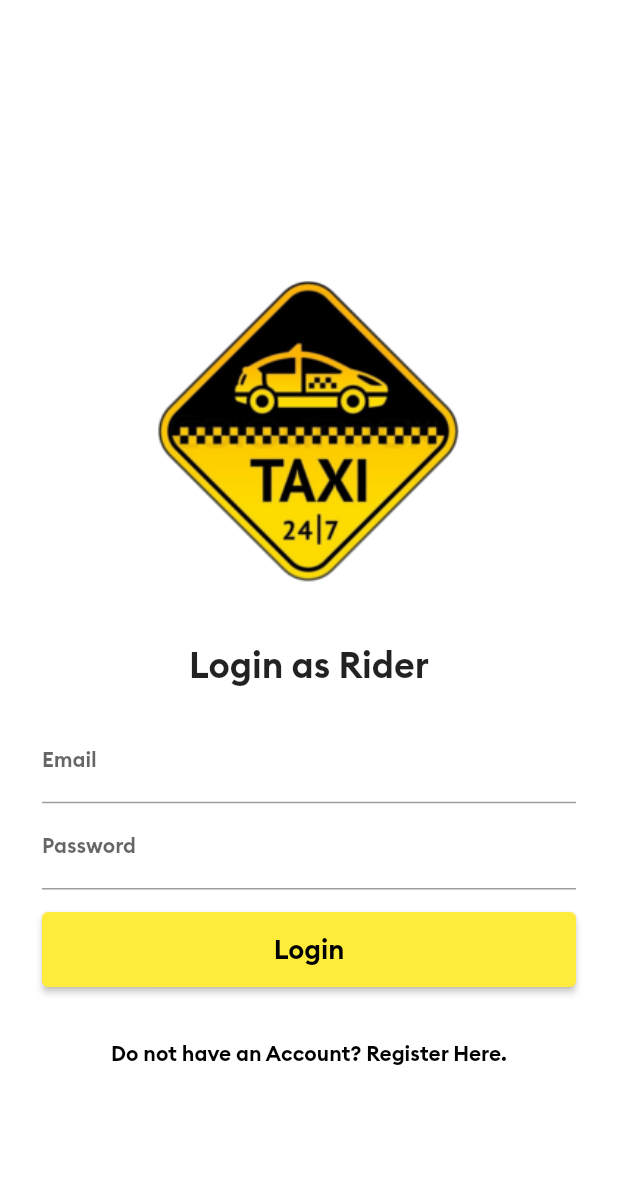
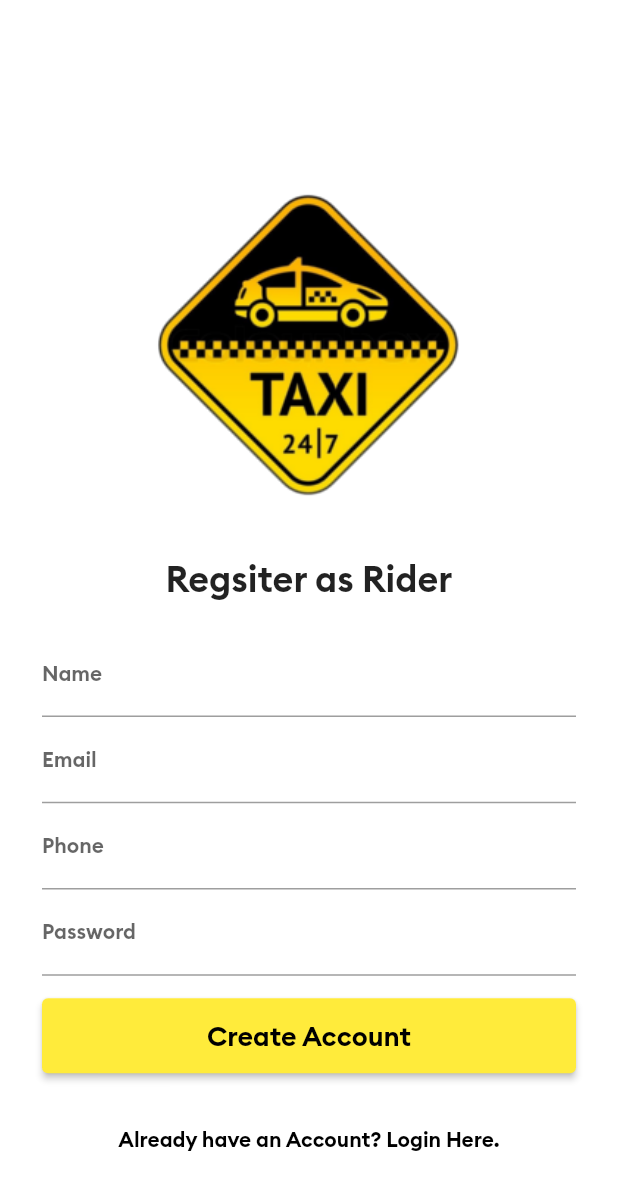
Before and after one commit to faisalhatila/flutter-uber-clone, a Flutter app: the screen it shows after launch, after a tap on "Do not have an Account? Register Here.", on a phone screen of 412 x 824 dp. Shown: the top 1190 px of the screen. Run offline on Flutter 3.47's test engine with Material 2 defaults, Android fonts, the phone set to English and light mode, and no system bars.

Commit message:
Navigation: done from login to register and vice versa

```diff
--- a/lib/AllScreens/loginScreen.dart
+++ b/lib/AllScreens/loginScreen.dart
@@ -1,7 +1,9 @@
 import 'package:flutter/material.dart';
 import 'package:uberapp/AllScreens/mainScreen.dart';
+import 'package:uberapp/AllScreens/registrationScreen.dart';
 
 class LoginScreen extends StatelessWidget {
+  static const idScreen = "login";
   @override
   Widget build(BuildContext context) {
     return Scaffold(
@@ -94,7 +96,8 @@ class LoginScreen extends StatelessWidget {
                 ),
                 TextButton(
                   onPressed: () {
-                    print("Button pressed");
+                    Navigator.pushNamedAndRemoveUntil(
+                        context, RegistrationScreen.idScreen, (route) => false);
                   },
                   child: Text(
                     "Do not have an Account? Register Here.",
--- a/lib/AllScreens/mainScreen.dart
+++ b/lib/AllScreens/mainScreen.dart
@@ -1,6 +1,7 @@
 import 'package:flutter/material.dart';
 
 class MainScreen extends StatefulWidget {
+  static const idScreen = "mainScreen";
   @override
   _MainScreenState createState() => _MainScreenState();
 }
--- a/lib/AllScreens/registrationScreen.dart
+++ b/lib/AllScreens/registrationScreen.dart
@@ -1,7 +1,9 @@
 import 'package:flutter/material.dart';
+import 'package:uberapp/AllScreens/loginScreen.dart';
 import 'package:uberapp/AllScreens/mainScreen.dart';
 
 class RegistrationScreen extends StatelessWidget {
+  static const idScreen = "register";
   @override
   Widget build(BuildContext context) {
     return Scaffold(
@@ -122,7 +124,8 @@ class RegistrationScreen extends StatelessWidget {
                 ),
                 TextButton(
                   onPressed: () {
-                    print("Button pressed");
+                    Navigator.pushNamedAndRemoveUntil(
+                        context, LoginScreen.idScreen, (route) => false);
                   },
                   child: Text(
                     "Already have an Account? Login Here.",
--- a/lib/main.dart
+++ b/lib/main.dart
@@ -1,6 +1,7 @@
 import 'package:flutter/material.dart';
 import 'package:uberapp/AllScreens/loginScreen.dart';
 import 'package:uberapp/AllScreens/mainScreen.dart';
+import 'package:uberapp/AllScreens/registrationScreen.dart';
 
 void main() {
   runApp(MyApp());
@@ -17,7 +18,12 @@ class MyApp extends StatelessWidget {
         primarySwatch: Colors.blue,
         visualDensity: VisualDensity.adaptivePlatformDensity,
       ),
-      home: LoginScreen(),
+      initialRoute: LoginScreen.idScreen,
+      routes: {
+        RegistrationScreen.idScreen: (context) => RegistrationScreen(),
+        LoginScreen.idScreen: (context) => LoginScreen(),
+        MainScreen.idScreen: (context) => MainScreen(),
+      },
       debugShowCheckedModeBanner: false,
     );
   }
```
